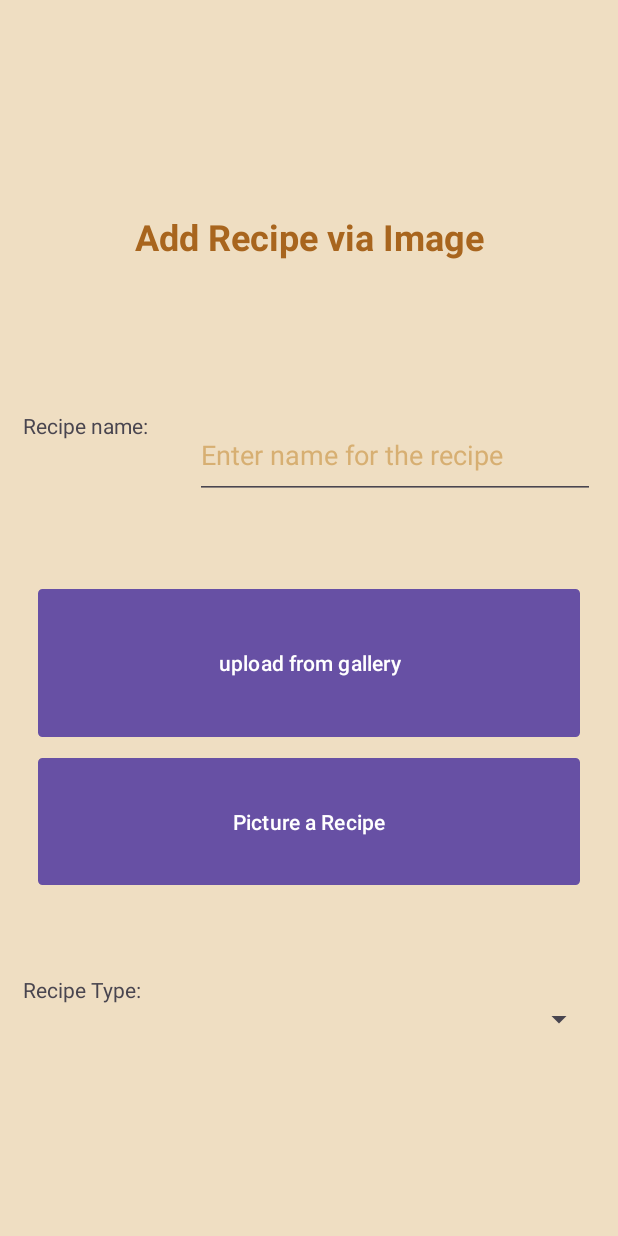
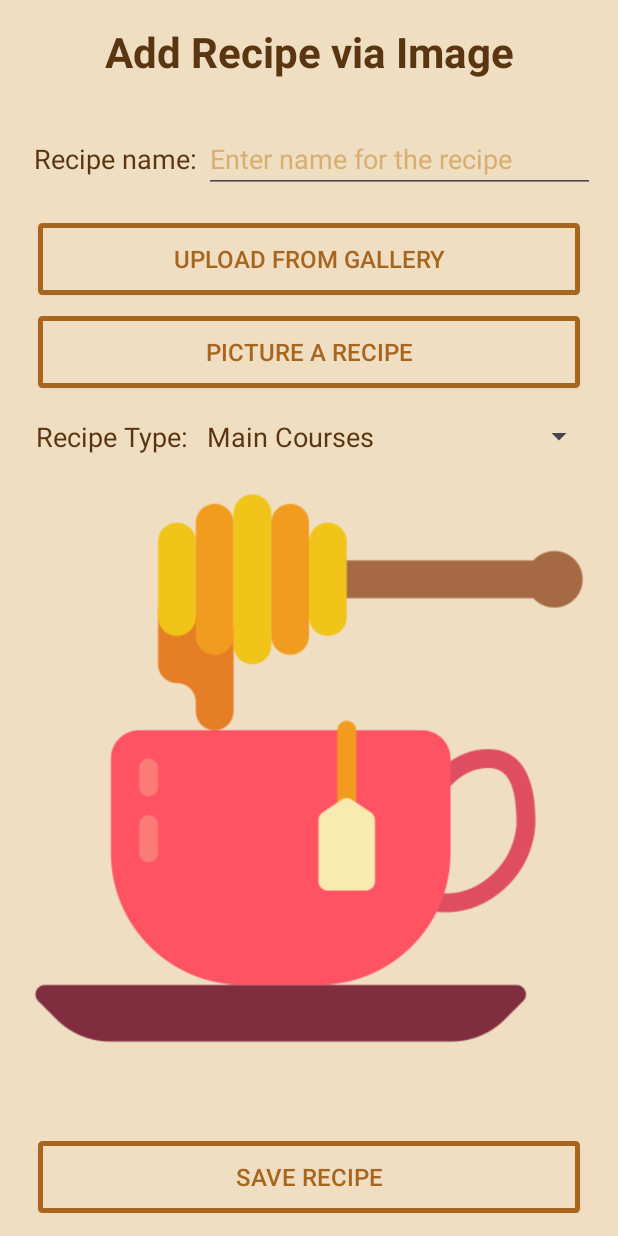
Before and after one commit to hadarasher/RecipeHive_Adnroid, an Android app: the UploadRecipeFragment screen opened through its navigation route, on a phone screen of 412 x 824 dp. Run offline under Robolectric (Android 15) with nearby library versions, the phone set to English and light mode, and no system bars; our stand-ins replace Firebase (no records; nobody signed in at launch, a user with empty details on screens opened directly).

Commit message:
upload recipe from gallery

```diff
--- a/app/build.gradle.kts
+++ b/app/build.gradle.kts
@@ -38,6 +38,7 @@ dependencies {
     implementation("androidx.navigation:navigation-fragment:2.7.7")
     implementation("androidx.navigation:navigation-ui:2.7.7")
     implementation("com.google.firebase:firebase-database:20.3.1")
+    implementation("com.google.firebase:firebase-storage:20.3.0")
     testImplementation("junit:junit:4.13.2")
     androidTestImplementation("androidx.test.ext:junit:1.1.5")
     androidTestImplementation("androidx.test.espresso:espresso-core:3.5.1")
--- a/app/src/main/java/com/example/recipehive/fragments/UploadRecipeFragment.java
+++ b/app/src/main/java/com/example/recipehive/fragments/UploadRecipeFragment.java
@@ -1,66 +1,117 @@
 package com.example.recipehive.fragments;
 
+import android.app.Activity;
+import android.content.Intent;
+import android.graphics.Bitmap;
+import android.net.Uri;
 import android.os.Bundle;
 
 import androidx.fragment.app.Fragment;
 
+import android.provider.MediaStore;
 import android.view.LayoutInflater;
 import android.view.View;
 import android.view.ViewGroup;
+import android.widget.AdapterView;
+import android.widget.ArrayAdapter;
+import android.widget.Button;
+import android.widget.EditText;
+import android.widget.ImageView;
+import android.widget.Spinner;
 
 import com.example.recipehive.R;
 
-/**
- * A simple {@link Fragment} subclass.
- * Use the {@link UploadRecipeFragment#newInstance} factory method to
- * create an instance of this fragment.
- */
+
 public class UploadRecipeFragment extends Fragment {
-
-    // TODO: Rename parameter arguments, choose names that match
-    // the fragment initialization parameters, e.g. ARG_ITEM_NUMBER
-    private static final String ARG_PARAM1 = "param1";
-    private static final String ARG_PARAM2 = "param2";
-
-    // TODO: Rename and change types of parameters
-    private String mParam1;
-    private String mParam2;
-
-    public UploadRecipeFragment() {
-        // Required empty public constructor
-    }
-
-    /**
-     * Use this factory method to create a new instance of
-     * this fragment using the provided parameters.
-     *
-     * @param param1 Parameter 1.
-     * @param param2 Parameter 2.
-     * @return A new instance of fragment UploadRecipeFragment.
-     */
-    // TODO: Rename and change types and number of parameters
-    public static UploadRecipeFragment newInstance(String param1, String param2) {
+    String recipeTypeSpinnerString;
+    private static final int PICK_IMAGE_REQUEST = 1;
+    private static final int REQUEST_IMAGE_CAPTURE = 2;
+    private Uri imageUri;
+    ImageView recipeImageView;
+    public static UploadRecipeFragment newInstance() {
         UploadRecipeFragment fragment = new UploadRecipeFragment();
-        Bundle args = new Bundle();
-        args.putString(ARG_PARAM1, param1);
-        args.putString(ARG_PARAM2, param2);
-        fragment.setArguments(args);
         return fragment;
     }
 
     @Override
     public void onCreate(Bundle savedInstanceState) {
         super.onCreate(savedInstanceState);
-        if (getArguments() != null) {
-            mParam1 = getArguments().getString(ARG_PARAM1);
-            mParam2 = getArguments().getString(ARG_PARAM2);
-        }
     }
 
     @Override
     public View onCreateView(LayoutInflater inflater, ViewGroup container,
                              Bundle savedInstanceState) {
         // Inflate the layout for this fragment
-        return inflater.inflate(R.layout.fragment_upload_recipe, container, false);
+        View view = inflater.inflate(R.layout.fragment_upload_recipe, container, false);
+
+        EditText recipeNameEdit=view.findViewById(R.id.recipeNameEditText);
+        Button uploadFromGalleryBtn=view.findViewById(R.id.uploadFromGalleryBtn);
+        Button pictureWithCameraBtn=view.findViewById(R.id.pictureWithCameraBtn);
+        Spinner recipeTypeSpinner=view.findViewById(R.id.recipeTypeSpinner);
+        recipeImageView=view.findViewById(R.id.recipeImageView);
+        Button saveRecipeBtn=view.findViewById(R.id.saveRecipeBtn);
+
+        // Set spinner values
+        ArrayAdapter arrayAdapter=new ArrayAdapter(getContext(), R.drawable.spinner_item,getResources().getStringArray(R.array.recipe_types));
+        arrayAdapter.setDropDownViewResource(android.R.layout.simple_spinner_dropdown_item);
+        recipeTypeSpinner.setAdapter(arrayAdapter);
+        recipeTypeSpinner.setOnItemSelectedListener(new AdapterView.OnItemSelectedListener() {
+            public void onItemSelected(AdapterView<?> parent, View view,
+                                       int position, long id) {
+                recipeTypeSpinnerString = parent.getItemAtPosition(position).toString();
+            }
+
+            @Override
+            public void onNothingSelected(AdapterView<?> parent) {
+
+            }
+        });
+
+        //set buttons' listeners
+        uploadFromGalleryBtn.setOnClickListener(new View.OnClickListener() {
+            @Override
+            public void onClick(View v) {
+                SelectImage();
+            }
+        });
+
+        pictureWithCameraBtn.setOnClickListener(new View.OnClickListener() {
+            @Override
+            public void onClick(View v) {
+                dispatchTakePictureIntent();
+            }
+        });
+
+
+
+
+
+        return view;
     }
+
+    private void SelectImage() {
+        // Defining Implicit Intent to mobile gallery
+        Intent intent = new Intent(Intent.ACTION_PICK, MediaStore.Images.Media.EXTERNAL_CONTENT_URI);
+        startActivityForResult(intent, PICK_IMAGE_REQUEST);
+    }
+
+    private void dispatchTakePictureIntent() {
+        Intent takePictureIntent = new Intent(MediaStore.ACTION_IMAGE_CAPTURE);
+        if (takePictureIntent.resolveActivity(getActivity().getPackageManager()) != null) {
+            startActivityForResult(takePictureIntent, REQUEST_IMAGE_CAPTURE);
+        }
+    }
+
+    public void onActivityResult(int requestCode, int resultCode, Intent data) {
+        super.onActivityResult(requestCode, resultCode, data);
+        if (requestCode == PICK_IMAGE_REQUEST && resultCode == Activity.RESULT_OK && data != null && data.getData() != null) {
+            imageUri = data.getData();
+            recipeImageView.setImageURI(imageUri);
+        } else if (requestCode == REQUEST_IMAGE_CAPTURE && resultCode == Activity.RESULT_OK && data != null) {
+            Bundle extras = data.getExtras();
+            Bitmap imageBitmap = (Bitmap) extras.get("data");
+            recipeImageView.setImageBitmap(imageBitmap);
+        }
+    }
+
 }
--- /dev/null
+++ b/app/src/main/res/drawable/spinner_item.xml
@@ -0,0 +1,12 @@
+<?xml version="1.0" encoding="utf-8"?>
+
+<TextView xmlns:android="http://schemas.android.com/apk/res/android"
+    android:id="@android:id/text1"
+    style="?android:attr/spinnerItemStyle"
+    android:singleLine="true"
+    android:layout_width="match_parent"
+    android:layout_height="wrap_content"
+    android:ellipsize="marquee"
+    android:textColor="@color/dark_brown"
+    android:textSize="18sp"
+    android:textAlignment="inherit"/>
--- a/app/src/main/res/layout/fragment_main_menu.xml
+++ b/app/src/main/res/layout/fragment_main_menu.xml
@@ -3,7 +3,7 @@
     android:id="@+id/gridLayout"
     android:layout_width="match_parent"
     android:layout_height="match_parent"
-    android:background="@color/light_honey2"
+    android:background="@color/light_yellow"
     android:orientation="vertical">
 
 
@@ -15,7 +15,7 @@
         android:layout_marginTop="10dp"
         android:textSize="24sp"
         android:textStyle="bold"
-        android:textColor="@color/brown"
+        android:textColor="@color/dark_brown"
         android:text="Hello, " />
 
     <LinearLayout
--- a/app/src/main/res/layout/fragment_upload_recipe.xml
+++ b/app/src/main/res/layout/fragment_upload_recipe.xml
@@ -11,72 +11,69 @@
     <TextView
         android:id="@+id/addRecipeTitleView"
         android:layout_width="match_parent"
-        android:layout_height="match_parent"
-        android:layout_weight="1"
-        android:textColor="@color/brown"
-        android:textSize="24sp"
-        android:textStyle="bold"
+        android:layout_height="wrap_content"
+        android:gravity="center|bottom"
         android:text="Add Recipe via Image"
-        android:gravity="center|bottom"/>
+        android:textColor="@color/dark_brown"
+        android:textSize="28sp"
+        android:textStyle="bold" />
 
     <LinearLayout
         android:layout_width="match_parent"
-        android:layout_height="match_parent"
-        android:layout_marginTop="100dp"
-        android:layout_weight="1"
+        android:layout_height="wrap_content"
+        android:layout_marginTop="30sp"
         android:orientation="horizontal">
 
         <TextView
             android:id="@+id/recipeNameText"
             android:layout_width="match_parent"
             android:layout_height="match_parent"
-            android:layout_weight="0.7"
+            android:layout_weight="0.65"
+            android:gravity="right|center_vertical"
+            android:textSize="18sp"
+            android:textColor="@color/dark_brown"
             android:text="Recipe name: " />
 
         <EditText
-            android:id="@+id/editTextText"
+            android:id="@+id/recipeNameEditText"
             android:layout_width="match_parent"
             android:layout_height="match_parent"
             android:layout_weight="0.3"
             android:ems="10"
             android:hint="Enter name for the recipe"
             android:inputType="text"
-            android:textColor="@color/brown"
+            android:textColor="@color/dark_brown"
             android:textColorHint="@color/light_honey" />
 
     </LinearLayout>
 
-    <Button
+    <android.widget.Button
         android:id="@+id/uploadFromGalleryBtn"
         android:layout_width="match_parent"
-        android:layout_height="match_parent"
-        android:layout_weight="1"
-        android:text="upload from gallery"
+        android:layout_height="wrap_content"
+        android:layout_marginHorizontal="10dp"
+        android:layout_marginTop="20dp"
         android:background="@drawable/menu_btn_shape"
-        android:layout_marginHorizontal="10dp"
-        android:layout_marginTop="60dp"/>
+        android:textColor="@color/brown"
+        android:textSize="16sp"
+        android:text="upload from gallery" />
 
-    <Button
+    <android.widget.Button
         android:id="@+id/pictureWithCameraBtn"
         android:layout_width="match_parent"
-        android:layout_height="match_parent"
+        android:layout_height="wrap_content"
+        android:layout_marginHorizontal="10dp"
         android:layout_marginTop="14dp"
-        android:layout_weight="1"
-        android:text="Picture a Recipe"
+        android:layout_marginBottom="20dp"
         android:background="@drawable/menu_btn_shape"
-        android:layout_marginHorizontal="10dp"
-        android:layout_marginBottom="60dp"/>
+        android:textColor="@color/brown"
+        android:textSize="16sp"
+        android:text="Picture a Recipe" />
 
     <LinearLayout
         android:layout_width="match_parent"
-        android:layout_height="match_parent"
-        android:layout_weight="1"
-        android:orientation="vertical">
-
-        <LinearLayout
-            android:layout_width="match_parent"
-            android:layout_height="match_parent"
-            android:layout_marginBottom="100dp"
+        android:layout_height="wrap_content"
+        android:layout_marginBottom="20dp"
         android:orientation="horizontal">
 
         <TextView
@@ -84,21 +81,36 @@
             android:layout_width="match_parent"
             android:layout_height="match_parent"
             android:layout_weight="0.7"
+            android:gravity="right"
+            android:textSize="18sp"
+            android:textColor="@color/dark_brown"
             android:text="Recipe Type: " />
 
         <Spinner
             android:id="@+id/recipeTypeSpinner"
             android:layout_width="fill_parent"
             android:layout_height="match_parent"
-                android:layout_weight="0.3"/>
+            android:layout_weight="0.3"
+
+            />
     </LinearLayout>
 
     <ImageView
-            android:id="@+id/imageView"
+        android:id="@+id/recipeImageView"
         android:layout_width="match_parent"
         android:layout_height="match_parent"
+        android:layout_weight="1"
         android:src="@drawable/drink" />
 
-    </LinearLayout>
+    <android.widget.Button
+        android:id="@+id/saveRecipeBtn"
+        android:layout_width="match_parent"
+        android:layout_height="wrap_content"
+        android:layout_marginHorizontal="10dp"
+        android:layout_marginTop="60dp"
+        android:background="@drawable/menu_btn_shape"
+        android:textColor="@color/brown"
+        android:textSize="16sp"
+        android:text="Save Recipe" />
 
 </LinearLayout>
--- /dev/null
+++ b/app/src/main/res/values/arrays.xml
@@ -0,0 +1,11 @@
+<?xml version="1.0" encoding="utf-8"?>
+<resources>
+    <string-array name="recipe_types">
+        <item>Main Courses</item>
+        <item>Appetizer</item>
+        <item>Dessert</item>
+        <item>Sides</item>
+        <item>Snacks</item>
+        <item>Beverages</item>
+    </string-array>
+</resources>
--- a/app/src/main/res/values/colors.xml
+++ b/app/src/main/res/values/colors.xml
@@ -7,4 +7,5 @@
     <color name="light_honey">#D7AF72</color>
     <color name="light_yellow">#EFDEC2</color>
     <color name="brown">#A8651E</color>
+    <color name="dark_brown">#593611</color>
 </resources>
```
Also changed, not shown: app/src/main/AndroidManifest.xml (+9 -0 lines). Lines whose indentation alone changed are shown as unchanged.
